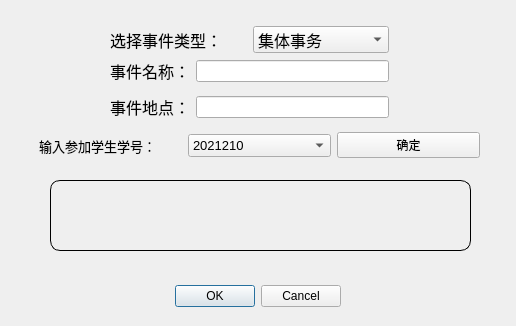
Before: the Qt Designer form campus_management/insert_event.ui in YIOYI/Campus_management_system, drawn with Qt 5.
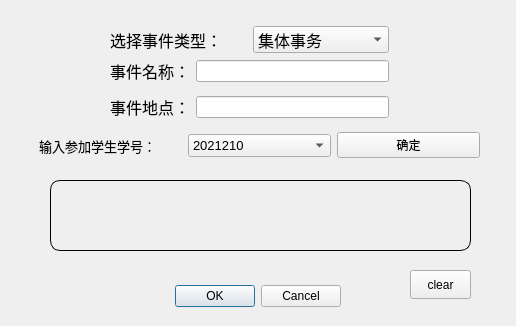
After: the same form once the commit is applied.

```diff
--- a/campus_management/insert_event.ui
+++ b/campus_management/insert_event.ui
@@ -248,6 +248,19 @@
     </layout>
    </widget>
   </widget>
+  <widget class="QPushButton" name="pushButton_clear">
+   <property name="geometry">
+    <rect>
+     <x>410</x>
+     <y>270</y>
+     <width>61</width>
+     <height>29</height>
+    </rect>
+   </property>
+   <property name="text">
+    <string>clear</string>
+   </property>
+  </widget>
  </widget>
  <resources/>
  <connections>
```
